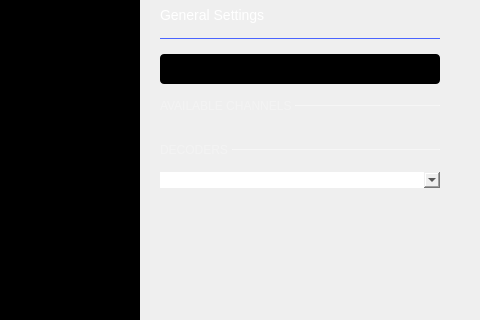
analogdevicesinc/scopy, file ui/logic_analyzer.ui: the form before one commit; both pictures show x 800 to 1280 and y 104 to 424 of the 1280 by 654 pixel window.
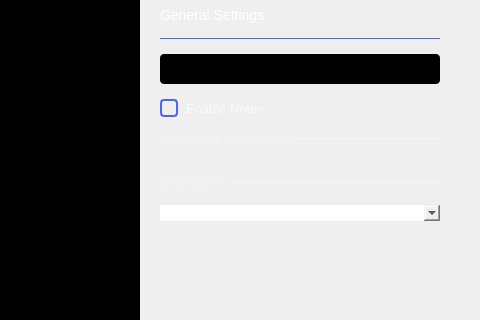
The form after the commit. The open tabs and pages were chosen to show the change. Icons and pictures are not drawn. Custom widgets are drawn as their Qt base class.

Commit message:
LogicAnalyzer: added notes to the instrument
Also removed a bunch of useless widgets

Diff of the .ui file:
```diff
--- a/ui/logic_analyzer.ui
+++ b/ui/logic_analyzer.ui
@@ -1584,8 +1584,8 @@
                      <rect>
                       <x>0</x>
                       <y>0</y>
-                      <width>300</width>
-                      <height>241</height>
+                      <width>315</width>
+                      <height>469</height>
                      </rect>
                     </property>
                     <property name="sizePolicy">
@@ -1738,6 +1738,32 @@
                        </property>
                       </widget>
                      </item>
+                     <item>
+                      <widget class="QCheckBox" name="notesEnable">
+                       <property name="styleSheet">
+                        <string notr="true">
+QCheckBox {
+  spacing: 8px;
+  background-color: transparent;
+  font-size: 13px;
+  font-weight: normal;
+  color: rgba(255, 255, 255, 153);
+}
+
+QCheckBox::indicator {
+  width: 14px;
+  height: 14px;
+  border: 2px solid rgb(74,100,255);
+  border-radius: 4px;
+}
+QCheckBox::indicator:unchecked { background-color: transparent; }
+QCheckBox::indicator:checked { background-color: rgb(74,100,255); }</string>
+                       </property>
+                       <property name="text">
+                        <string>Enable Notes</string>
+                       </property>
+                      </widget>
+                     </item>
                      <item>
                       <layout class="QHBoxLayout" name="subTitleLayout">
                        <property name="spacing">
@@ -2242,11 +2268,6 @@
    <header>menu_anim.hpp</header>
    <container>1</container>
   </customwidget>
-  <customwidget>
-   <class>adiscope::CustomPushButton</class>
-   <extends>QPushButton</extends>
-   <header>customPushButton.hpp</header>
-  </customwidget>
   <customwidget>
    <class>adiscope::RunSingleWidget</class>
    <extends>QWidget</extends>
@@ -2258,6 +2279,17 @@
    <extends>QPushButton</extends>
    <header>customSwitch.hpp</header>
   </customwidget>
+  <customwidget>
+   <class>adiscope::CustomPushButton</class>
+   <extends>QPushButton</extends>
+   <header>customPushButton.hpp</header>
+  </customwidget>
+  <customwidget>
+   <class>adiscope::InstrumentNotes</class>
+   <extends>QWidget</extends>
+   <header>instrumentnotes.h</header>
+   <container>1</container>
+  </customwidget>
  </customwidgets>
  <resources>
   <include location="../resources/resources.qrc"/>
```
Left out of the diff: 126 changed lines with no effect on the pictures. The commit also changes 3 other files.
